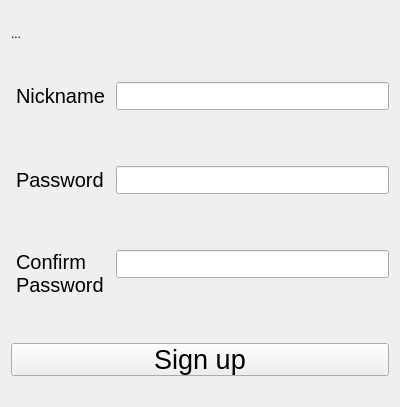
Before: the Qt Designer form Client/front_end/sign_up.ui in Sjeary/OnPointLinkProgram, drawn with Qt 5.
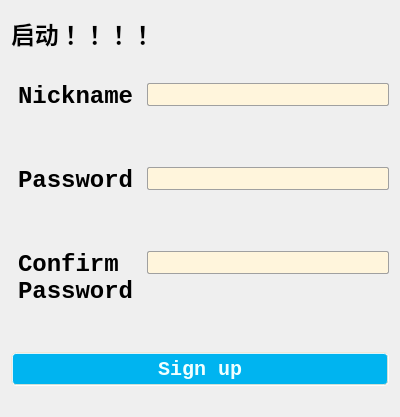
After: the same form once the commit is applied. Icons and pictures are not drawn.

```diff
--- a/Client/front_end/sign_up.ui
+++ b/Client/front_end/sign_up.ui
@@ -7,17 +7,252 @@
     <x>0</x>
     <y>0</y>
     <width>400</width>
-    <height>407</height>
+    <height>417</height>
    </rect>
   </property>
   <property name="windowTitle">
    <string>Sign up</string>
   </property>
+  <property name="styleSheet">
+   <string notr="true">
+#login, #MainWindow, #sign_up
+{
+    /*背景色，蓝到淡黄渐变*/
+    /*渐变色:rgba中最后一值为透明度,0_255&lt;-&gt;完全透明_不透明*/
+    background-color: qradialgradient(cx:0.25, cy:0.25, radius:0.75, fx:0.618 fy:0.618,
+                                        stop:0 rgba(20,150,220,240),
+                                        stop:1 rgba(255,245,220,240));
+}
+
+#login
+{
+    /*宽高*/
+    width: 800px;
+    height: 500px;
+}
+
+#label_picture
+{
+    /*背景图片，注意格式*/
+    border-image:url(:/res/background-images/login1.jpg) 4 4 4 4 strech strech;
+    /*为logo采用特殊字体*/
+    font-family: Chiller;
+    font-size: 80px;
+    font-weight:bold;
+}
+
+
+#pushButton_Login
+{
+    font-family:STXinwei;
+    font-size: 24px;
+    font-weight:bold;
+}
+
+
+QComboBox
+{
+    /*背景，淡黄*/
+    background: rgb(255,245,220);
+    /*边框，蓝绿*/
+    border-color: rgb(0,140,180);
+    border-style: groove;
+    border-radius: 3px;
+    border-width: 2px;
+    /*前景/字体*/
+    color: black;
+    font-family: consolas;
+    font-size: 24px;
+    /*内边距*/
+    padding-top: 2px;
+    padding-left: 2px;
+    /*宽高*/
+    height: 30px;
+}
+/*下拉框格式*/
+QComboBox QAbstractItemView
+{
+    /*背景，淡黄*/
+    background: rgb(255,245,220);
+    /*前景/字体*/
+    color: black;
+    font-family: consolas;
+    font-size: 24px;
+    /*内边距*/
+    padding-top: 2px;
+    padding-left: 2px;
+    /*宽高*/
+    height: 30px;
+}
+/*选中效果*/
+QComboBox:on
+{
+    padding-top: 3px;
+    padding-left: 4px;
+}
+/*下拉箭头容器*/
+QComboBox::drop-down
+{
+    width: 32px;
+    height: 32px;
+}
+
+/*下拉箭头*/
+QComboBox::down-arrow
+{
+    image: url(:/res/icons/xia_la.png);
+}
+/*下拉箭头选中效果*/
+QComboBox::down-arrow:on
+{
+    image: url(:/res/icons/shang_la.png);
+}
+
+/*确认框*/
+QCheckBox
+{
+    /*前景/字体*/
+    color: black;
+    font-family: consolas;
+    font-size: 24px;
+    /*内边距*/
+    padding-left:5px;
+}
+
+QCheckBox::indicator{/*选择框尺寸*/
+    background-color: rgba(255, 255, 255, 0);
+    border: 0px solid #b1b1b1;
+        width: 30px;
+        height: 30px;
+}
+
+QCheckBox::indicator:unchecked
+{
+    image: url(:/res/icons/kaiguan_guan.png);
+}
+
+QCheckBox::indicator:checked
+{
+    image: url(:/res/icons/kaiguan_kai.png);
+}
+
+
+/*按钮*/
+QPushButton,QRadioButton
+{
+    /*背景，偏深蓝*/
+    background-color: rgb(0,180,240);
+    /*边框,淡黄*/
+    border-color: rgba(240,230,210,220);
+    border-radius: 5px;
+    border-style: groove;
+    border-width: 2px;
+    /*前景/字体，淡蓝*/
+    color: rgb(240,255,255);
+    font-family: consolas;
+    font-size: 20px;
+    font-weight:bold;
+    /*内边距*/
+    /*宽高*/
+    height:30px;
+}
+
+/*悬停时，背景变为淡蓝色，字体变为白色*/
+QRadioButton:hover,QPushButton:hover
+{
+    background-color: rgb(100,180,250);
+    color: white;
+}
+
+/*按下时，背景变为蓝绿色，显示边框效果*/
+QPushButton:pressed,QRadioButton:pressed
+{
+    /*背景*/
+    background-color: rgb(0,140,180);
+    /*边框*/
+    border-style: inset;
+    /*前景/字体*/
+    color: white;
+    /*内边距*/
+    padding-left:2px;
+    padding-top:2px;
+}
+
+
+QLabel
+{
+    font-family: consolas;
+    font-size: 24px;
+    font-weight:bold;
+    /*设置QLabel字体为居中*/
+    qproperty-alignment:AlignCenter;
+}
+
+
+QTableWidget
+{
+    /*背景，淡黄*/
+    background: rgb(255,245,220);
+    /*选中背景，蓝色*/
+    selection-background-color: rgb(10, 140, 220);
+    /*边框，蓝绿*/
+    border-color: rgb(0,140,180);
+    border-style: groove;
+    border-radius: 3px;
+    border-width: 2px;
+    /*前景/字体*/
+    color: black;
+    font-family: consolas;
+    font-size: 24px;
+    /*宽高*/
+    height: 30px;
+}
+
+QPlainTextEdit, QListWidget, QLineEdit, QTreeWidget
+{
+    /*背景，淡黄*/
+    background: rgb(255,245,220);
+    /*选中背景，蓝色*/
+    selection-background-color: rgb(10, 140, 220);
+    selection-color: white;
+    /*无边框*/
+
+    /*前景/字体*/
+    color: black;
+    font-family: consolas;
+    font-size: 16px;
+}
+
+QTreeWidget::item
+{
+    /*背景，淡黄*/
+    background: rgb(255,245,220);
+    /*选中背景，蓝色*/
+    selection-background-color: rgb(10, 140, 220);
+    selection-color: rgb(10, 140, 220);
+    /*无边框*/
+
+    /*前景/字体*/
+    color: black;
+    font-family: consolas;
+    font-size: 16px;
+}
+
+QPlainTextEdit, QLineEdit
+{
+    /*窄边框，灰色*/
+    border-color: rgb(160, 160, 160);
+    border-style: solid;
+    border-radius: 2px;
+    border-width: 1px;
+}
+</string>
+  </property>
   <layout class="QVBoxLayout" name="verticalLayout">
    <item>
     <widget class="QLabel" name="picture">
      <property name="text">
-      <string>...</string>
+      <string>启动！！！！</string>
      </property>
     </widget>
    </item>
@@ -27,7 +262,8 @@
       <widget class="QLineEdit" name="lineEdit_nickname">
        <property name="font">
         <font>
-         <pointsize>15</pointsize>
+         <family>consolas</family>
+         <pointsize>-1</pointsize>
         </font>
        </property>
        <property name="styleSheet">
@@ -39,7 +275,8 @@
       <widget class="QLineEdit" name="lineEdit_password">
        <property name="font">
         <font>
-         <pointsize>15</pointsize>
+         <family>consolas</family>
+         <pointsize>-1</pointsize>
         </font>
        </property>
        <property name="styleSheet">
@@ -54,7 +291,8 @@
       <widget class="QLineEdit" name="lineEdit_confirmPassword">
        <property name="font">
         <font>
-         <pointsize>15</pointsize>
+         <family>consolas</family>
+         <pointsize>-1</pointsize>
         </font>
        </property>
        <property name="styleSheet">
@@ -69,7 +307,10 @@
       <widget class="QLabel" name="label_nickname">
        <property name="font">
         <font>
-         <pointsize>15</pointsize>
+         <family>consolas</family>
+         <pointsize>-1</pointsize>
+         <weight>75</weight>
+         <bold>true</bold>
         </font>
        </property>
        <property name="styleSheet">
@@ -84,7 +325,10 @@
       <widget class="QLabel" name="label_password">
        <property name="font">
         <font>
-         <pointsize>15</pointsize>
+         <family>consolas</family>
+         <pointsize>-1</pointsize>
+         <weight>75</weight>
+         <bold>true</bold>
         </font>
        </property>
        <property name="styleSheet">
@@ -99,7 +343,10 @@
       <widget class="QLabel" name="label_confirmPassword">
        <property name="font">
         <font>
-         <pointsize>15</pointsize>
+         <family>consolas</family>
+         <pointsize>-1</pointsize>
+         <weight>75</weight>
+         <bold>true</bold>
         </font>
        </property>
        <property name="styleSheet">
@@ -117,7 +364,10 @@
     <widget class="QPushButton" name="pushButton_signUp">
      <property name="font">
       <font>
-       <pointsize>20</pointsize>
+       <family>consolas</family>
+       <pointsize>-1</pointsize>
+       <weight>75</weight>
+       <bold>true</bold>
       </font>
      </property>
      <property name="styleSheet">
```
